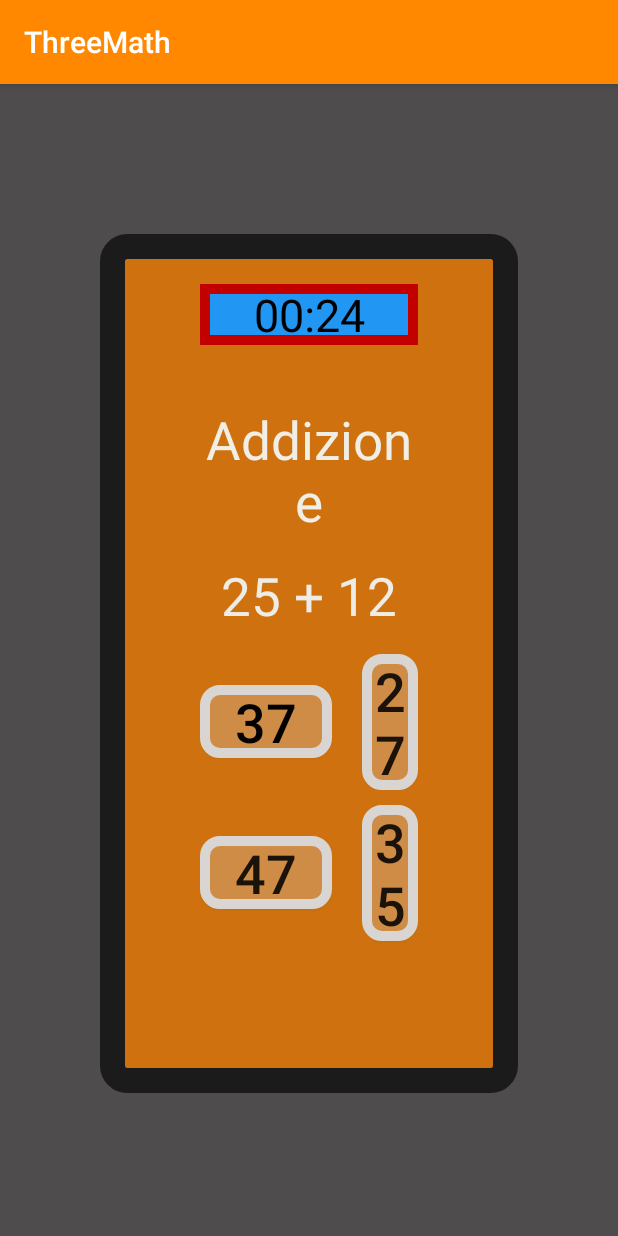
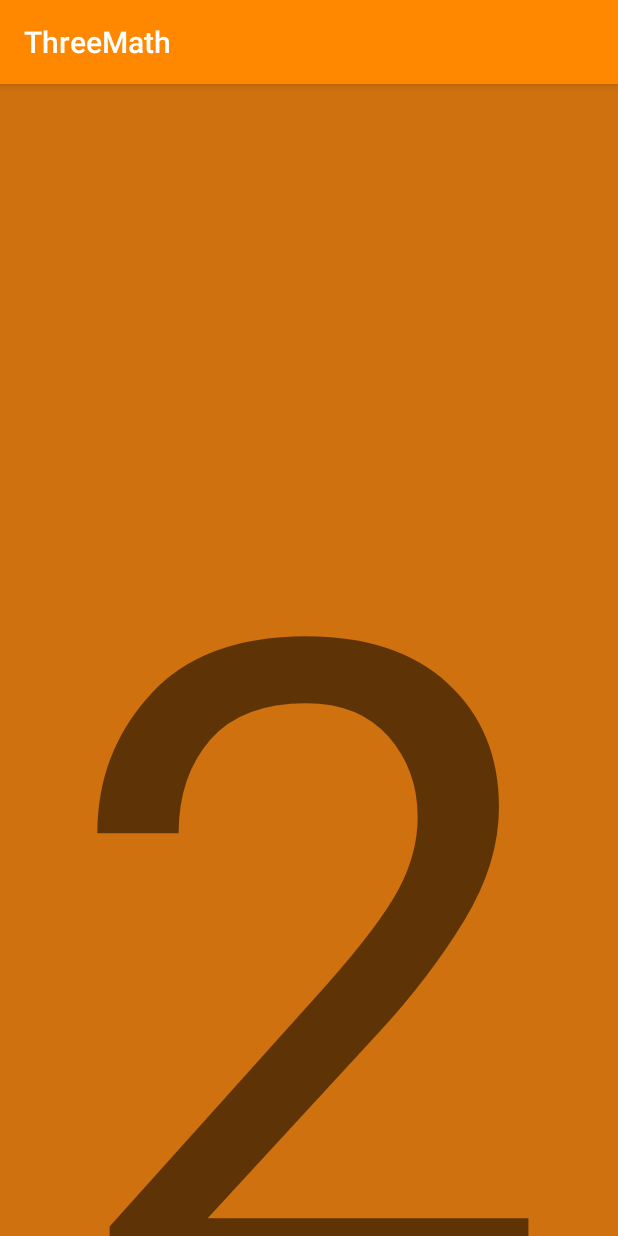
Before and after one commit to Andreasessa1995/ThreeMath, an Android app: the screen it shows after launch (AddizioniActivity before the commit, CountDownActivity after it), after a tap on "ADDIZIONI", on a phone screen of 412 x 824 dp. Run offline under Robolectric (Android 15) with nearby library versions, the phone set to English and light mode, and no system bars.

Commit message:
gestione pressione tasto home, gestione restart e pause count down applicazione, aggiunta dei suoni nell'app

```diff
--- a/app/src/main/java/com/example/threemath/AddizioniActivity.java
+++ b/app/src/main/java/com/example/threemath/AddizioniActivity.java
@@ -411,8 +411,6 @@ public class AddizioniActivity extends AppCompatActivity {
             public void onFinish() {
                 mTimerRunning = false;
                 startCampanella();
-
-
             }
 
 
--- /dev/null
+++ b/app/src/main/java/com/example/threemath/CountDownActivity.java
@@ -0,0 +1,158 @@
+package com.example.threemath;
+
+import android.content.Intent;
+import android.media.MediaPlayer;
+import android.os.Bundle;
+import android.os.CountDownTimer;
+import android.widget.TextView;
+import android.widget.Toast;
+
+import androidx.appcompat.app.AppCompatActivity;
+
+import java.util.Locale;
+
+public class CountDownActivity extends AppCompatActivity {
+
+
+    /**time*/
+    TextView count_down ;
+    private static final long START_TIME_IN_MILLIS = 3100;
+    long tempoQuesito = START_TIME_IN_MILLIS;
+    private CountDownTimer mCountDownTimer;
+
+    private boolean mTimerRunning;/*indica se sta scendendo il tempo*/
+    private long mTimeLeftInMillis = START_TIME_IN_MILLIS;
+    int seconds = 0;
+    boolean countDownIniziato = false;
+    boolean resumeStartCountDown = false;
+    boolean stopCountDownPressedHome = false;
+
+
+
+    MediaPlayer mpCountDown;
+
+
+
+
+
+
+    @Override
+    protected void onCreate(Bundle savedInstanceState) {
+        super.onCreate(savedInstanceState);
+        setContentView(R.layout.activity_countdown_iniziale);
+
+        count_down = (TextView) findViewById(R.id.coutDown);
+        startCountDown();
+        startTimer();
+    }
+
+    /**
+     * metodo che gestisce il countdown
+     */
+    private void startTimer() {
+        mCountDownTimer = new CountDownTimer(mTimeLeftInMillis, 1000) {
+            @Override
+            public void onTick(long millisUntilFinished) {
+                mTimeLeftInMillis = millisUntilFinished;
+                updateCountDownText();
+
+                /**funziona*/
+                if (stopCountDownPressedHome){
+                    pauseTimer();
+                    stopCountDownPressedHome=false;
+                }
+
+            }
+
+            @Override
+            public void onFinish() {
+                mTimerRunning = false;
+                Intent intent = new Intent(getApplicationContext(), AddizioniActivity.class);
+                startActivityForResult(intent, 0);
+                onBackPressed();
+
+
+            }
+
+
+
+        }.start();
+        mTimerRunning = true;
+
+
+    }
+
+    /**
+     * metodi timer
+     */
+    public void pauseTimer() {
+        mCountDownTimer.cancel();
+        mTimerRunning = false;
+
+    }
+
+    /**
+     * stoppa il countdown se hai risposto all'ultima domanda
+     */
+    public void stopTimer() {
+        mTimerRunning = false;
+        mCountDownTimer.cancel();
+    }
+
+    public void updateCountDownText() {
+        seconds = (int) (mTimeLeftInMillis / 1000) % 60;
+        //int milliseconds = (int) (mTimeLeftInMillis);
+
+        String timeLeftFormatted = String.format(Locale.getDefault(), "%01d", seconds);
+
+        count_down.setText(timeLeftFormatted);
+    }
+
+    @Override
+    protected void onResume() {
+
+        /*DISTINZIONE TRA I VARI RESUME*/
+        if(countDownIniziato){
+            resumeStartCountDown = true;
+            /*resume activity restart count down timer e suono*/
+            startTimer();
+            mpCountDown.start();
+
+            //Toast.makeText(AddizioniActivity.this, "Resume countDown", Toast.LENGTH_LONG).show();
+
+        }else {
+            countDownIniziato = true;
+        }
+
+        // Toast.makeText(AddizioniActivity.this, "Resume", Toast.LENGTH_LONG).show();
+        super.onResume();
+    }
+
+    @Override
+    protected void onRestart() {
+        //Toast.makeText(AddizioniActivity.this, "Restart", Toast.LENGTH_LONG).show();
+        super.onRestart();
+    }
+
+    /**
+     * quando premo home
+     */
+    @Override
+    protected void onStop() {
+        stopCountDownPressedHome = true;
+        mpCountDown.pause();
+       // Toast.makeText(CountDownActivity.this, "Stop", Toast.LENGTH_LONG).show();
+        super.onStop();
+
+    }
+
+    public void startCountDown() {
+        /**suoni****/
+
+        mpCountDown = MediaPlayer.create(this, getResources().getIdentifier("count_down", "raw", getPackageName()));
+
+        mpCountDown = MediaPlayer.create(this, R.raw.count_down);
+        mpCountDown.start();
+    }
+
+}
--- a/app/src/main/java/com/example/threemath/HomeActivity.java
+++ b/app/src/main/java/com/example/threemath/HomeActivity.java
@@ -47,8 +47,9 @@ public class HomeActivity extends AppCompatActivity {
             /*new intent*/
             // Intent intent = new Intent();
             // intent.setClass(getApplicationContext(), AddizioniActivity.class);
-            Intent intent = new Intent(getApplicationContext(), AddizioniActivity.class);
+            Intent intent = new Intent(getApplicationContext(), CountDownActivity.class);
             startActivityForResult(intent, 0);
+
            // releaseResourcesBattuta();
 
 
--- a/app/src/main/res/layout/activity_addizione.xml
+++ b/app/src/main/res/layout/activity_addizione.xml
@@ -17,6 +17,9 @@
         android:layout_marginLeft="@dimen/left_right"
         android:layout_marginRight="@dimen/left_right"
         >
+
+
+
     <!--
        linear layout del timer
        -->
--- /dev/null
+++ b/app/src/main/res/layout/activity_countdown_iniziale.xml
@@ -0,0 +1,27 @@
+<?xml version="1.0" encoding="utf-8"?>
+<RelativeLayout xmlns:android="http://schemas.android.com/apk/res/android"
+    android:layout_height="match_parent"
+    android:layout_width="match_parent"
+    android:background="#CE710E"
+    >
+
+    <LinearLayout
+        android:layout_marginTop="250px"
+        android:layout_width="match_parent"
+        android:layout_height="wrap_content"
+        android:orientation="horizontal"
+        android:gravity="center">
+
+        <TextView
+            android:id="@+id/coutDown"
+            android:layout_width="wrap_content"
+            android:layout_height="wrap_content"
+            android:text="3"
+            android:textSize="900px"
+            >
+
+
+        </TextView>
+    </LinearLayout>
+
+</RelativeLayout>
```
Also changed, not shown: app/src/main/AndroidManifest.xml (+6 -3 lines), app/src/main/res/drawable-v24/logo.png (added), 1 other file.
